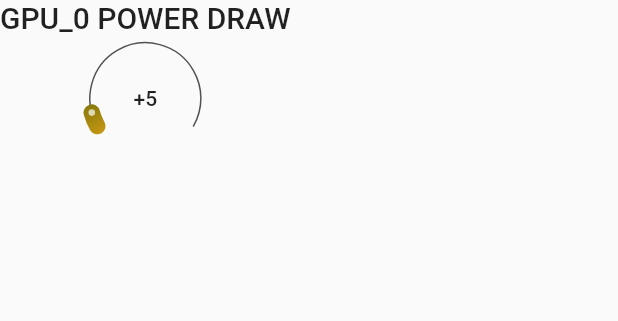
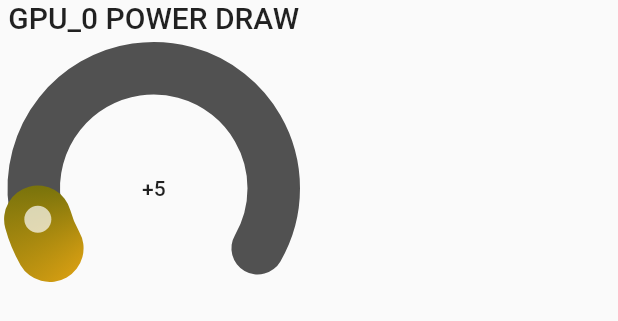
Before and after one commit to Tknott95/Aisling, a Flutter app: the SliderWidgetPowerDraw widget shown alone on an empty page, opened directly, on a phone screen of 412 x 824 dp. Shown: the top 321 px of the screen. Run offline on Flutter 3.47's test engine with Material 2 defaults, Android fonts, the phone set to English and light mode, and no system bars; drawn by our look-alikes of sleek_circular_slider; our stand-ins replace go_router; network calls fail.

Commit message:
power draw

```diff
--- a/aisling/lib/screens/power_draw/power_draw.screen.dart
+++ b/aisling/lib/screens/power_draw/power_draw.screen.dart
@@ -60,7 +60,7 @@ class PowerDrawScreen extends StatelessWidget {
                  FutureBuilder(
                   future: fetchPowerDrawData(0),
                   /*fetchFansData(0)*/
-                  builder: (BuildContext context, AsyncSnapshot<int> text) {
+                  builder: (BuildContext context, AsyncSnapshot<String> text) {
                     if (text.connectionState == ConnectionState.waiting) {
                       return new Text('loading data..');
                       // new Text(text.data!);
@@ -77,7 +77,7 @@ class PowerDrawScreen extends StatelessWidget {
                 FutureBuilder(
                   future: fetchPowerDrawData(1),
                   /*fetchFansData(0)*/
-                  builder: (BuildContext context, AsyncSnapshot<int> text) {
+                  builder: (BuildContext context, AsyncSnapshot<String> text) {
                     if (text.connectionState == ConnectionState.waiting) {
                       return new Text('loading data..');
                       // new Text(text.data!);
--- a/aisling/lib/widgets/power_draw/power_draw.widget.dart
+++ b/aisling/lib/widgets/power_draw/power_draw.widget.dart
@@ -8,7 +8,7 @@ Future<void> setPowerDraw(int _gpuIndex, double _val) async {
   // Map<String, String> myHeaders = Map<String, String>();
   // myHeaders ['alice'] = 'top_secret_key<kdkljsdljkdsjklkljsdkjlsdkljsdjklsdjklkjlsdjksdkjlsdkjlklsjdkjlsdljk>';
 
-   print("\n SETTING MEMORY CLOCK");
+   print("\n SETTING POWER DRAW");
     Map<String, String> requestHeaders = {
       'Content-type': 'application/json',
       'alice': 'top_secret_key<kdkljsdljkdsjklkljsdkjlsdkljsdjklsdjklkjlsdjksdkjlsdkjlklsjdkjlsdljk>'
@@ -58,12 +58,12 @@ class _SliderWidgetStatePowerDraw extends State<SliderWidgetPowerDraw> {
                       )
                     ),
                   appearance: CircularSliderAppearance(
-                    size: 85,
+                    size: 205,
                     customWidths: CustomSliderWidths(
                       //handlerSize: 20,
-                      trackWidth: 1,
+                      trackWidth: 35,
                       //shadowWidth: 0,
-                      progressBarWidth: 11,
+                      progressBarWidth: 45,
                     ),
                     customColors: CustomSliderColors(
                       dotColor: const Color.fromARGB(175, 255, 255, 255)/*Theme.of(context).primaryColor*/,
```
